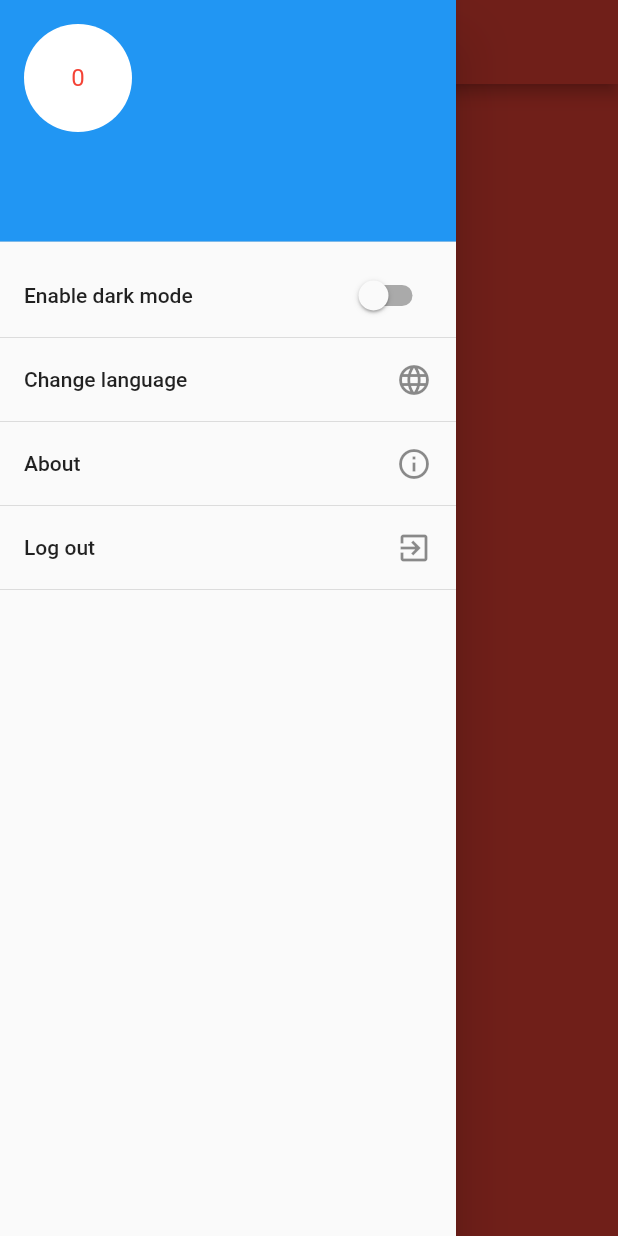
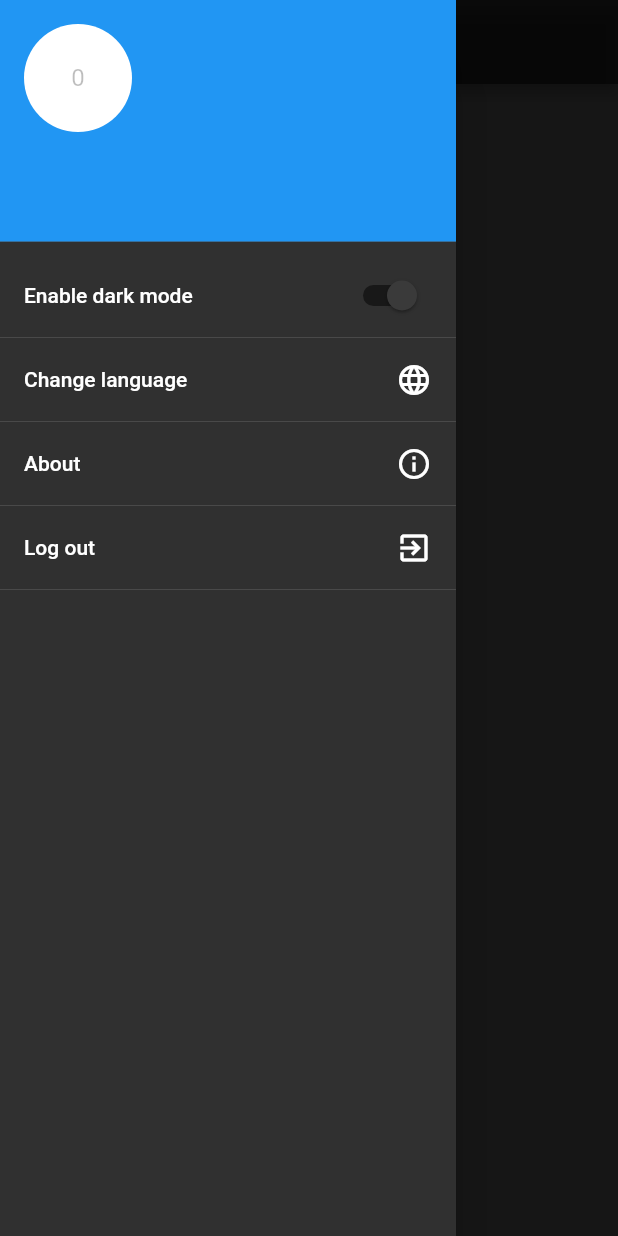
Before and after one commit to thisisyusub/App-Template, a Flutter app: the HomePage screen opened directly with empty values, in the side drawer, after a tap on "Enable dark mode", on a phone screen of 412 x 824 dp. Run offline on Flutter 3.47's test engine with Material 2 defaults, Android fonts, the phone set to English and light mode, and no system bars; our stand-ins replace bloc, connectivity, dio, equatable, flutter_bloc, google_fonts and 3 more; accounts and stored records are empty.

Commit message:
theme bloc is solved

```diff
--- /dev/null
+++ b/lib/bloc/theme_bloc/theme_bloc.dart
@@ -0,0 +1,49 @@
+import 'package:flutter/material.dart';
+import 'package:flutter_bloc/flutter_bloc.dart';
+import 'package:equatable/equatable.dart';
+import 'package:our_apps_template/data/service/shared_preference_service.dart';
+
+part 'theme_state.dart';
+
+part 'theme_event.dart';
+
+class ThemeBloc extends Bloc<ThemeEvent, ThemeState> {
+  @override
+  ThemeState get initialState => ThemeLoad(ThemeMode.light);
+
+  @override
+  Stream<ThemeState> mapEventToState(ThemeEvent event) async* {
+    if (event is ThemeLoadStarted) {
+      yield* _mapThemeLoadStartedToState();
+    } else if (event is ThemeChanged) {
+      yield* _mapThemeChangedToState(event.value);
+    }
+  }
+
+  Stream<ThemeState> _mapThemeLoadStartedToState() async* {
+    final sharedPrefService = await SharedPreferencesService.instance;
+    final isDarkModeEnabled = sharedPrefService.isDarkModeEnabled;
+
+    if (isDarkModeEnabled == null) {
+      sharedPrefService.setDarkModeInfo(false);
+      yield ThemeLoad(ThemeMode.light);
+    } else {
+      ThemeMode themeMode =
+          isDarkModeEnabled ? ThemeMode.dark : ThemeMode.light;
+      yield ThemeLoad(themeMode);
+    }
+  }
+
+  Stream<ThemeState> _mapThemeChangedToState(bool value) async* {
+    final sharedPrefService = await SharedPreferencesService.instance;
+    final isDarkModeEnabled = sharedPrefService.isDarkModeEnabled;
+
+    if (!value) {
+      await sharedPrefService.setDarkModeInfo(false);
+      yield ThemeLoad(ThemeMode.light);
+    } else if (value) {
+      await sharedPrefService.setDarkModeInfo(true);
+      yield ThemeLoad(ThemeMode.dark);
+    }
+  }
+}
--- /dev/null
+++ b/lib/bloc/theme_bloc/theme_event.dart
@@ -0,0 +1,19 @@
+part of 'theme_bloc.dart';
+
+abstract class ThemeEvent extends Equatable {
+  const ThemeEvent();
+
+  @override
+  List<Object> get props => [];
+}
+
+class ThemeChanged extends ThemeEvent {
+  final bool value;
+
+  ThemeChanged(this.value) : assert(value != null);
+
+  @override
+  List<Object> get props => [value];
+}
+
+class ThemeLoadStarted extends ThemeEvent {}
--- /dev/null
+++ b/lib/bloc/theme_bloc/theme_state.dart
@@ -0,0 +1,18 @@
+part of 'theme_bloc.dart';
+
+abstract class ThemeState extends Equatable {
+  const ThemeState();
+
+  @override
+  List<Object> get props => [];
+}
+
+class ThemeLoad extends ThemeState {
+  final ThemeMode themeMode;
+
+  ThemeLoad(this.themeMode) : assert(themeMode != null);
+
+  @override
+  // TODO: implement props
+  List<Object> get props => [themeMode];
+}
--- a/lib/data/service/shared_preference_service.dart
+++ b/lib/data/service/shared_preference_service.dart
@@ -34,7 +34,7 @@ class SharedPreferencesService {
 
   bool get isUserLogged => _preferences.getBool(SharedPrefKeys.loggedIn);
 
-  Future<void> setDarkModeInfo([bool isDarkModeEnabled = false]) async =>
+  Future<void> setDarkModeInfo(bool isDarkModeEnabled) async =>
       await _preferences.setBool(
           SharedPrefKeys.darkModeEnabled, isDarkModeEnabled);
 
--- a/lib/main.dart
+++ b/lib/main.dart
@@ -4,6 +4,7 @@ import 'package:flutter_localizations/flutter_localizations.dart';
 import 'package:our_apps_template/bloc/authentication_bloc/authentication_bloc.dart';
 import 'package:our_apps_template/bloc/login_bloc/login_bloc.dart';
 import 'package:our_apps_template/bloc/home_bloc//home_bloc.dart';
+import 'package:our_apps_template/bloc/theme_bloc/theme_bloc.dart';
 import 'package:our_apps_template/data/data_provider/post_data_provider.dart';
 import 'package:our_apps_template/data/data_provider/user_data_provider.dart';
 import 'package:our_apps_template/data/repository/user_repository.dart';
@@ -27,9 +28,16 @@ void main() async {
   runApp(
     new RepositoryProvider(
       create: (_) => userRepository,
-      child: BlocProvider(
+      child: MultiBlocProvider(
+        providers: [
+          BlocProvider(
             create: (_) => AuthenticationBloc(userRepository: userRepository)
               ..add(AppStarted()),
+          ),
+          BlocProvider(
+            create: (_) => ThemeBloc()..add(ThemeLoadStarted()),
+          ),
+        ],
         child: MyApp(),
       ),
     ),
@@ -50,6 +58,8 @@ class _MyAppState extends State<MyApp> with WidgetsBindingObserver {
 
   @override
   Widget build(BuildContext context) {
+    return BlocBuilder<ThemeBloc, ThemeState>(
+      builder: (context, themeState) {
         return new MaterialApp(
           localizationsDelegates: [
             GlobalMaterialLocalizations.delegate,
@@ -61,6 +71,7 @@ class _MyAppState extends State<MyApp> with WidgetsBindingObserver {
             Locale('az', 'AZ'),
           ],
           debugShowCheckedModeBanner: false,
+          themeMode: (themeState as ThemeLoad).themeMode,
           theme: new ThemeData(
             brightness: Brightness.light,
             primaryColor: AppColors.mainColor,
@@ -73,6 +84,19 @@ class _MyAppState extends State<MyApp> with WidgetsBindingObserver {
               minWidth: double.infinity,
             ),
           ),
+          darkTheme: new ThemeData(
+            brightness: Brightness.dark,
+            primaryColor: AppColors.mainDarkModeColor,
+            primaryColorDark: AppColors.secondaryDarkModeColor,
+            accentColor: AppColors.accentDarkModeColor,
+            primaryColorBrightness: Brightness.dark,
+            accentColorBrightness: Brightness.dark,
+            buttonTheme: new ButtonThemeData(
+              buttonColor: Colors.red,
+              height: 50,
+              minWidth: double.infinity,
+            ),
+          ),
           home: new BlocBuilder<AuthenticationBloc, AuthenticationState>(
             builder: (context, authState) {
               if (authState is Uninitialized) {
@@ -80,7 +104,8 @@ class _MyAppState extends State<MyApp> with WidgetsBindingObserver {
               } else if (authState is Unauthenticated) {
                 return new BlocProvider(
                   create: (_) => new LoginBloc(
-                userRepository: RepositoryProvider.of<UserRepository>(context),
+                    userRepository:
+                        RepositoryProvider.of<UserRepository>(context),
                   ),
                   child: new LoginPage(),
                 );
@@ -108,6 +133,8 @@ class _MyAppState extends State<MyApp> with WidgetsBindingObserver {
           ),
           onGenerateRoute: Router.onGenerateRoute,
         );
+      },
+    );
   }
 
   @override
--- a/lib/presentation/pages/home_page.dart
+++ b/lib/presentation/pages/home_page.dart
@@ -3,6 +3,7 @@ import 'package:flutter/material.dart';
 import 'package:flutter/painting.dart';
 import 'package:flutter_bloc/flutter_bloc.dart';
 import 'package:our_apps_template/bloc/home_bloc//home_bloc.dart';
+import 'package:our_apps_template/bloc/theme_bloc/theme_bloc.dart';
 import 'package:our_apps_template/data/model/post.dart';
 import 'package:our_apps_template/data/model/user.dart';
 import 'package:our_apps_template/presentation/shared/app_text_styles.dart';
@@ -16,7 +17,10 @@ class HomePage extends StatelessWidget {
   @override
   Widget build(BuildContext context) {
     return new Scaffold(
-      drawer: CustomDrawer(user),
+      drawer: BlocProvider.value(
+        value: context.bloc<ThemeBloc>(),
+        child: CustomDrawer(user),
+      ),
       appBar: AppBar(
         title: Text('Home Page'),
       ),
@@ -66,6 +70,8 @@ class PostSuccessWidget extends StatelessWidget {
         itemBuilder: (context, index) => Container(
           margin: const EdgeInsets.symmetric(horizontal: 16.0, vertical: 5),
           color: Colors.white,
+          child: Card(
+            margin: EdgeInsets.zero,
             child: ListTile(
               contentPadding: const EdgeInsets.all(8.0),
               leading: CircleAvatar(
@@ -80,6 +86,7 @@ class PostSuccessWidget extends StatelessWidget {
               isThreeLine: true,
             ),
           ),
+        ),
         itemCount: posts.length,
       ),
     );
--- a/lib/presentation/shared/app_colors.dart
+++ b/lib/presentation/shared/app_colors.dart
@@ -6,4 +6,8 @@ class AppColors {
   static const mainColor = Colors.red;
   static final secondaryColor = Colors.red[500];
   static const accentColor = Colors.redAccent;
+
+  static const mainDarkModeColor = Colors.black54;
+  static const secondaryDarkModeColor = Colors.black26;
+  static const accentDarkModeColor = Colors.black12;
 }
--- a/lib/presentation/widgets/custom_drawer.dart
+++ b/lib/presentation/widgets/custom_drawer.dart
@@ -1,6 +1,9 @@
 import 'package:flutter/material.dart';
+import 'package:flutter_bloc/flutter_bloc.dart';
+import 'package:our_apps_template/bloc/theme_bloc/theme_bloc.dart';
 import 'package:our_apps_template/data/model/user.dart';
 import 'package:our_apps_template/presentation/dialogs/log_out_dialog.dart';
+import 'package:our_apps_template/utils/enums.dart';
 
 class CustomDrawer extends StatelessWidget {
   final User userData;
@@ -21,10 +24,17 @@ class CustomDrawer extends StatelessWidget {
             ),
             arrowColor: Colors.red,
           ),
-          SwitchListTile(
-            value: false,
-            onChanged: (_) {},
-            title: Text('Enable dark mode'),
+          BlocBuilder<ThemeBloc, ThemeState>(
+            builder: (context, themeState) {
+              return SwitchListTile(
+                value: (themeState as ThemeLoad).themeMode == ThemeMode.light
+                    ? false
+                    : true,
+                onChanged: (value) =>
+                    context.bloc<ThemeBloc>().add(ThemeChanged(value)),
+                title: Text('Enable dark mode'),
+              );
+            },
           ),
           Divider(
             height: 0,
--- /dev/null
+++ b/lib/utils/enums.dart
@@ -0,0 +1,2 @@
+/// language enums
+enum Language { EN, AZ }
--- a/lib/utils/simple_bloc_delegate.dart
+++ b/lib/utils/simple_bloc_delegate.dart
@@ -4,18 +4,18 @@ class SimpleBlocDelegate extends BlocDelegate {
   @override
   void onEvent(Bloc bloc, Object event) {
     super.onEvent(bloc, event);
-    print(event);
+    print('Event: $event');
   }
 
   @override
   void onTransition(Bloc bloc, Transition transition) {
     super.onTransition(bloc, transition);
-    print(transition);
+    print('Transition: $transition');
   }
 
   @override
   void onError(Bloc bloc, Object error, StackTrace stacktrace) {
-    print(error);
+    print('Error: $error');
     super.onError(bloc, error, stacktrace);
   }
 }
```
Lines whose indentation alone changed are shown as unchanged.
